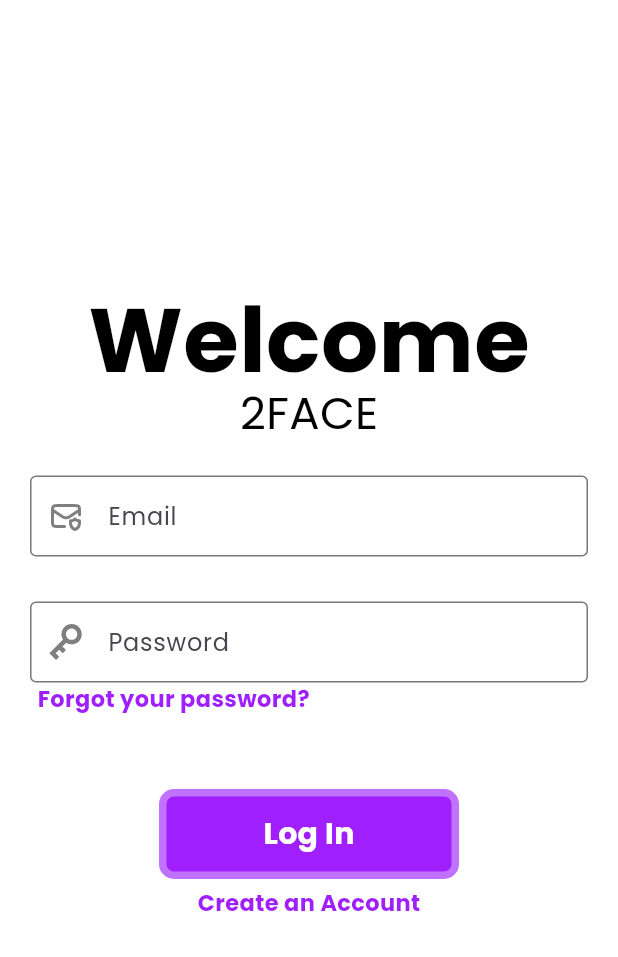
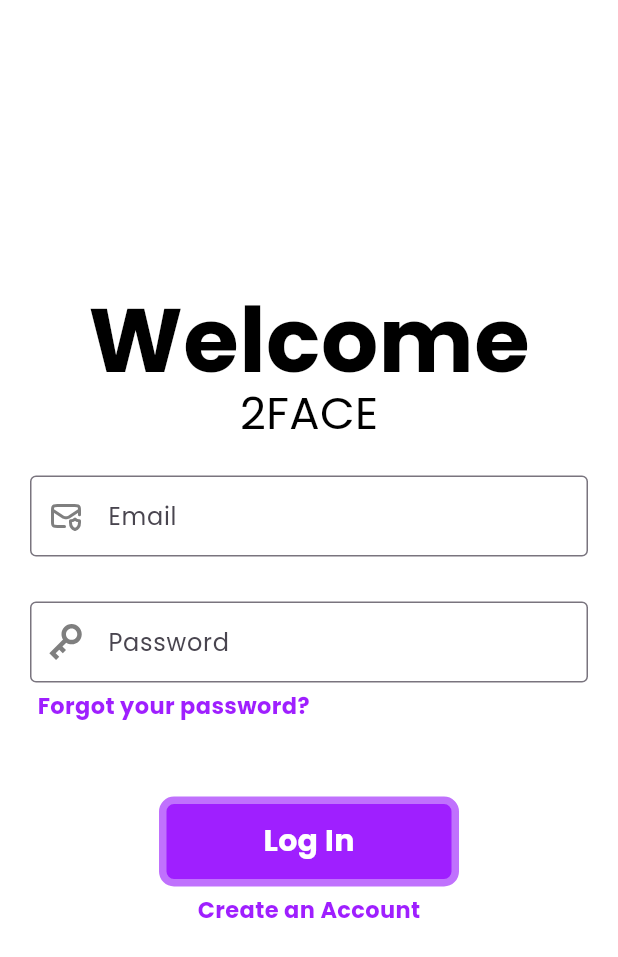
Before and after one commit to CSULB-AI-Club/facial_recognition, a Flutter app: the screen it shows after launch, on a phone screen of 412 x 824 dp. Shown: the top 957 px of the screen. Run offline on Flutter 3.47's test engine with Material 3 defaults, Android fonts, the phone set to English and light mode, and no system bars; our stand-ins replace flutter_svg.

Commit message:
forgot password adjustment

```diff
--- a/facial_recognition/lib/pages/login.dart
+++ b/facial_recognition/lib/pages/login.dart
@@ -60,6 +60,7 @@ class LogIn extends StatelessWidget {
                 )
               )
             ),
+            SizedBox(height: 5),
             Row(
               mainAxisAlignment: MainAxisAlignment.start,
               children: [
```
